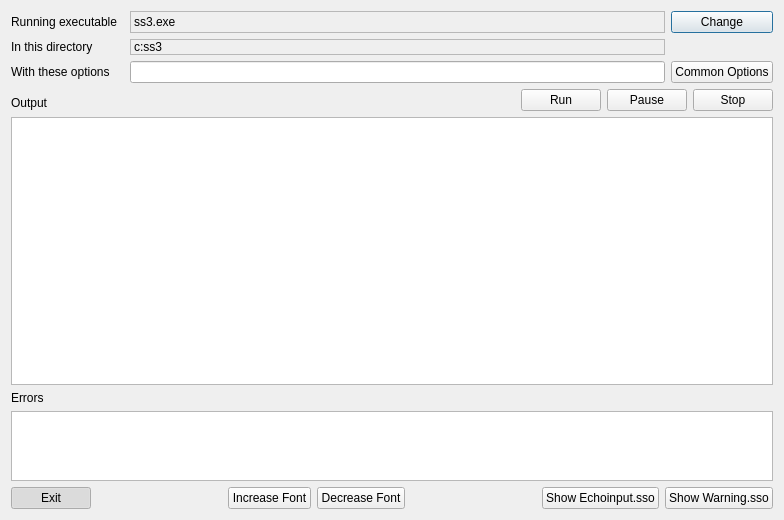
Qt form src/dialog_run.ui (nmfs-ost/ss3-ssi) before a commit.
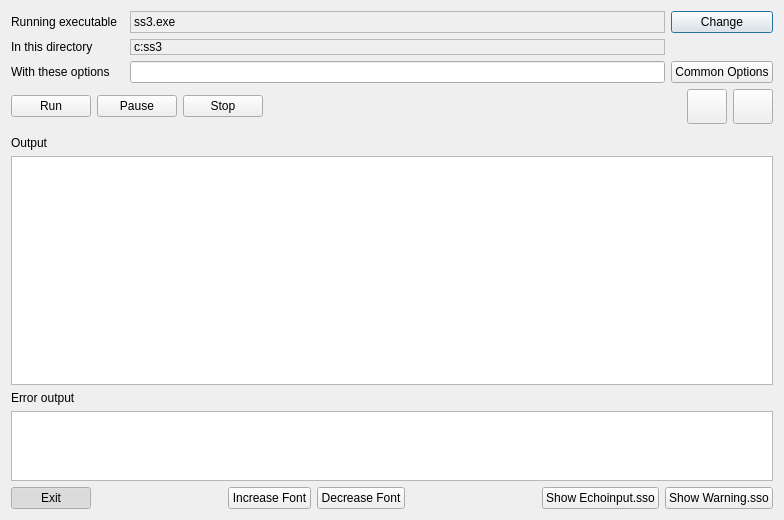
The same form after that commit. Icons and pictures are not drawn.

Commit message: Added chart viewing option

```diff
--- a/src/dialog_run.ui
+++ b/src/dialog_run.ui
@@ -101,44 +101,9 @@
     </layout>
    </item>
    <item>
-    <layout class="QVBoxLayout" name="verticalLayout_output" stretch="0,1">
+    <layout class="QVBoxLayout" name="verticalLayout_output" stretch="0">
      <item>
       <layout class="QHBoxLayout" name="horizontalLayout_buttons">
-       <item>
-        <widget class="QLabel" name="label_output">
-         <property name="sizePolicy">
-          <sizepolicy hsizetype="Minimum" vsizetype="Minimum">
-           <horstretch>0</horstretch>
-           <verstretch>1</verstretch>
-          </sizepolicy>
-         </property>
-         <property name="maximumSize">
-          <size>
-           <width>16777215</width>
-           <height>20</height>
-          </size>
-         </property>
-         <property name="text">
-          <string>Output</string>
-         </property>
-         <property name="alignment">
-          <set>Qt::AlignBottom|Qt::AlignLeading|Qt::AlignLeft</set>
-         </property>
-        </widget>
-       </item>
-       <item>
-        <spacer name="horizontalSpacer_buttons">
-         <property name="orientation">
-          <enum>Qt::Horizontal</enum>
-         </property>
-         <property name="sizeHint" stdset="0">
-          <size>
-           <width>40</width>
-           <height>20</height>
-          </size>
-         </property>
-        </spacer>
-       </item>
        <item>
         <widget class="QPushButton" name="pushButton_run">
          <property name="text">
@@ -214,8 +179,96 @@
          </property>
         </widget>
        </item>
+       <item>
+        <spacer name="horizontalSpacer_buttons">
+         <property name="orientation">
+          <enum>Qt::Horizontal</enum>
+         </property>
+         <property name="sizeHint" stdset="0">
+          <size>
+           <width>40</width>
+           <height>20</height>
+          </size>
+         </property>
+        </spacer>
+       </item>
+       <item>
+        <widget class="QPushButton" name="pushButton_rptCharts">
+         <property name="minimumSize">
+          <size>
+           <width>35</width>
+           <height>35</height>
+          </size>
+         </property>
+         <property name="toolTip">
+          <string>Show Report Charts</string>
+         </property>
+         <property name="whatsThis">
+          <string>Show time-series charts from Report.sso</string>
+         </property>
+         <property name="text">
+          <string/>
+         </property>
+         <property name="icon">
+          <iconset resource="stock_synth.qrc">
+           <normaloff>:/i/icons/chart.png</normaloff>:/i/icons/chart.png</iconset>
+         </property>
+         <property name="flat">
+          <bool>false</bool>
+         </property>
+        </widget>
+       </item>
+       <item>
+        <widget class="QPushButton" name="pushButton_cRptCharts">
+         <property name="minimumSize">
+          <size>
+           <width>35</width>
+           <height>35</height>
+          </size>
+         </property>
+         <property name="toolTip">
+          <string>Show CumReport Charts</string>
+         </property>
+         <property name="whatsThis">
+          <string>Show charts from CumReport.sso</string>
+         </property>
+         <property name="icon">
+          <iconset resource="stock_synth.qrc">
+           <normaloff>:/i/icons/charts.png</normaloff>:/i/icons/charts.png</iconset>
+         </property>
+         <property name="flat">
+          <bool>false</bool>
+         </property>
+        </widget>
+       </item>
       </layout>
      </item>
+    </layout>
+   </item>
+   <item>
+    <layout class="QVBoxLayout" name="verticalLayout_3">
+     <item>
+      <widget class="QLabel" name="label_output">
+       <property name="sizePolicy">
+        <sizepolicy hsizetype="Minimum" vsizetype="Minimum">
+         <horstretch>0</horstretch>
+         <verstretch>1</verstretch>
+        </sizepolicy>
+       </property>
+       <property name="maximumSize">
+        <size>
+         <width>16777215</width>
+         <height>20</height>
+        </size>
+       </property>
+       <property name="text">
+        <string>Output</string>
+       </property>
+       <property name="alignment">
+        <set>Qt::AlignBottom|Qt::AlignLeading|Qt::AlignLeft</set>
+       </property>
+      </widget>
+     </item>
      <item>
       <widget class="QPlainTextEdit" name="plainTextEdit_output">
        <property name="sizePolicy">
@@ -251,7 +304,7 @@
         </sizepolicy>
        </property>
        <property name="text">
-        <string>Errors</string>
+        <string>Error output</string>
        </property>
       </widget>
      </item>
```
Left out of the diff: 10 changed lines with no effect on the pictures. The commit also changes 13 other files.
